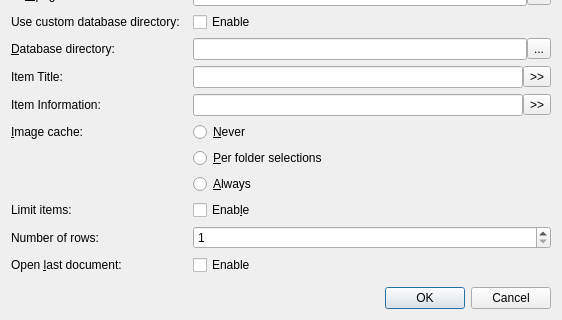
Qt form src/option.ui (ambiesoft/SceneExplorer) before a commit; both pictures show x 0 to 562 and y 197 to 517 of the 562 by 517 pixel window.
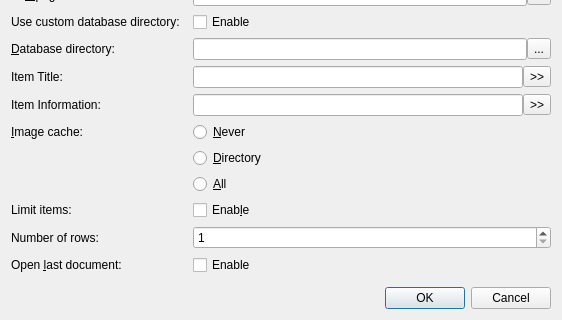
The same form after that commit.

Commit message: Rename folder to directory

Diff of the .ui file:
```diff
--- a/src/option.ui
+++ b/src/option.ui
@@ -7,7 +7,7 @@
     <x>0</x>
     <y>0</y>
     <width>562</width>
-    <height>481</height>
+    <height>499</height>
    </rect>
   </property>
   <property name="windowTitle">
@@ -83,14 +83,14 @@
    <item row="14" column="1">
     <widget class="QRadioButton" name="rbICPerfolder">
      <property name="text">
-      <string>&amp;Per folder selections</string>
+      <string>&amp;Directory</string>
      </property>
     </widget>
    </item>
    <item row="15" column="1">
     <widget class="QRadioButton" name="rbICAlways">
      <property name="text">
-      <string>&amp;Always</string>
+      <string>&amp;All</string>
      </property>
     </widget>
    </item>
```
Left out of the diff: 8 changed lines with no effect on the pictures. The commit also changes 17 other files.
